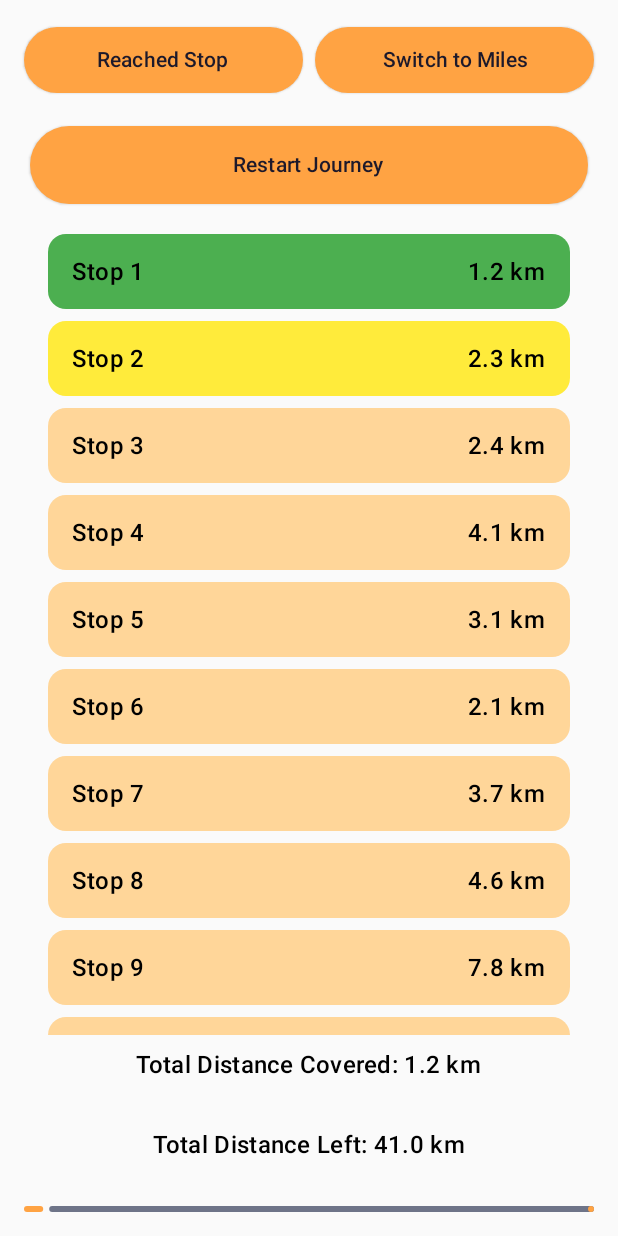
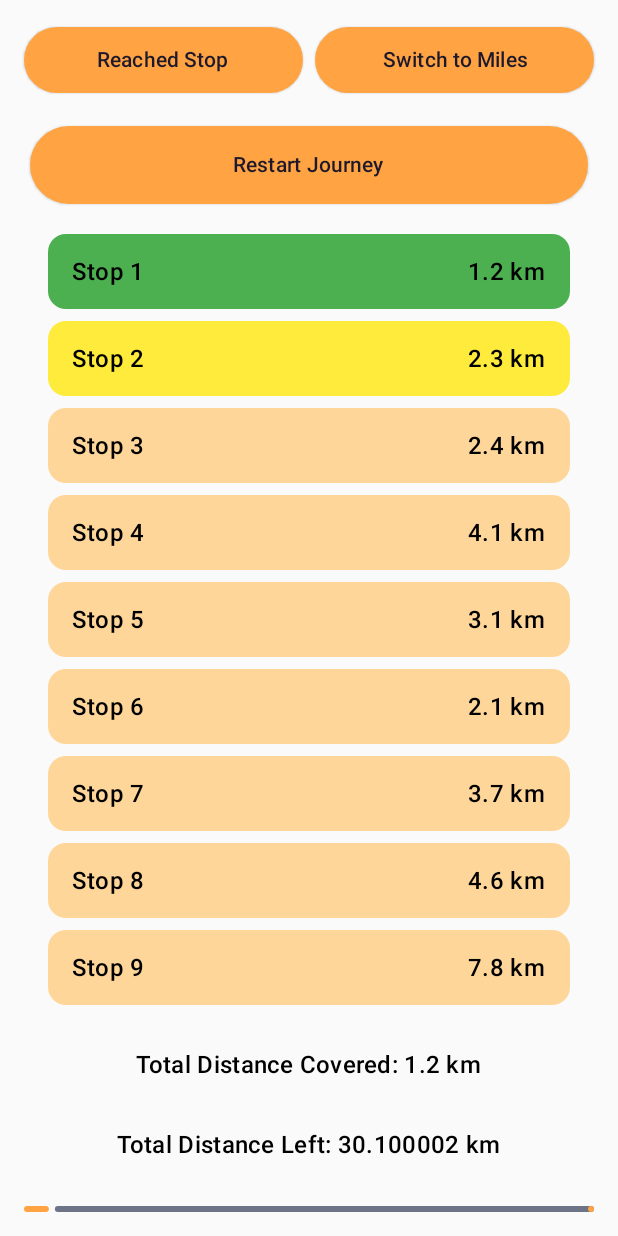
Before and after one commit to dikshasethi2511/Mobile_Computing_Assignment_1, an Android app built with Jetpack Compose: the screen it shows after launch (MainActivity), after a tap on "Reached Stop", on a phone screen of 412 x 824 dp. Run offline under Robolectric (Android 15) with nearby library versions, the phone set to English and light mode, and no system bars.

Commit message:
chore: added screenshots of the app

```diff
--- a/app/src/main/java/com/example/navigationapp/MainActivity.kt
+++ b/app/src/main/java/com/example/navigationapp/MainActivity.kt
@@ -337,6 +337,23 @@ private fun getTotalDistance(): Float {
 }
 
 
+//private val stopsData = listOf(
+//    R.string.stop1_name to R.string.stop1_distance,
+//    R.string.stop2_name to R.string.stop2_distance,
+//    R.string.stop3_name to R.string.stop3_distance,
+//    R.string.stop4_name to R.string.stop4_distance,
+//    R.string.stop5_name to R.string.stop5_distance,
+//    R.string.stop6_name to R.string.stop6_distance,
+//    R.string.stop7_name to R.string.stop7_distance,
+//    R.string.stop8_name to R.string.stop8_distance,
+//    R.string.stop9_name to R.string.stop9_distance,
+//    R.string.stop10_name to R.string.stop10_distance,
+//    R.string.stop11_name to R.string.stop11_distance,
+//    R.string.stop12_name to R.string.stop12_distance,
+//).map { (nameResId, distanceResId) ->
+//    nameResId to distanceResId
+//}
+
 private val stopsData = listOf(
     R.string.stop1_name to R.string.stop1_distance,
     R.string.stop2_name to R.string.stop2_distance,
@@ -347,26 +364,9 @@ private val stopsData = listOf(
     R.string.stop7_name to R.string.stop7_distance,
     R.string.stop8_name to R.string.stop8_distance,
     R.string.stop9_name to R.string.stop9_distance,
-    R.string.stop10_name to R.string.stop10_distance,
-    R.string.stop11_name to R.string.stop11_distance,
-    R.string.stop12_name to R.string.stop12_distance,
 ).map { (nameResId, distanceResId) ->
     nameResId to distanceResId
 }
-
-//private val stopsData = listOf(
-//    R.string.stop1_name to R.string.stop1_distance,
-//    R.string.stop2_name to R.string.stop2_distance,
-//    R.string.stop3_name to R.string.stop3_distance,
-//    R.string.stop4_name to R.string.stop4_distance,
-//    R.string.stop5_name to R.string.stop5_distance,
-//    R.string.stop6_name to R.string.stop6_distance,
-//    R.string.stop7_name to R.string.stop7_distance,
-//    R.string.stop8_name to R.string.stop8_distance,
-//    R.string.stop9_name to R.string.stop9_distance,
-//).map { (nameResId, distanceResId) ->
-//    nameResId to distanceResId
-//}
 
 @Preview(showBackground = true)
 @Composable
```
Also changed, not shown: app/src/main/AndroidManifest.xml (line endings or trailing spaces), gradle/wrapper/gradle-wrapper.properties, 5 other files.
